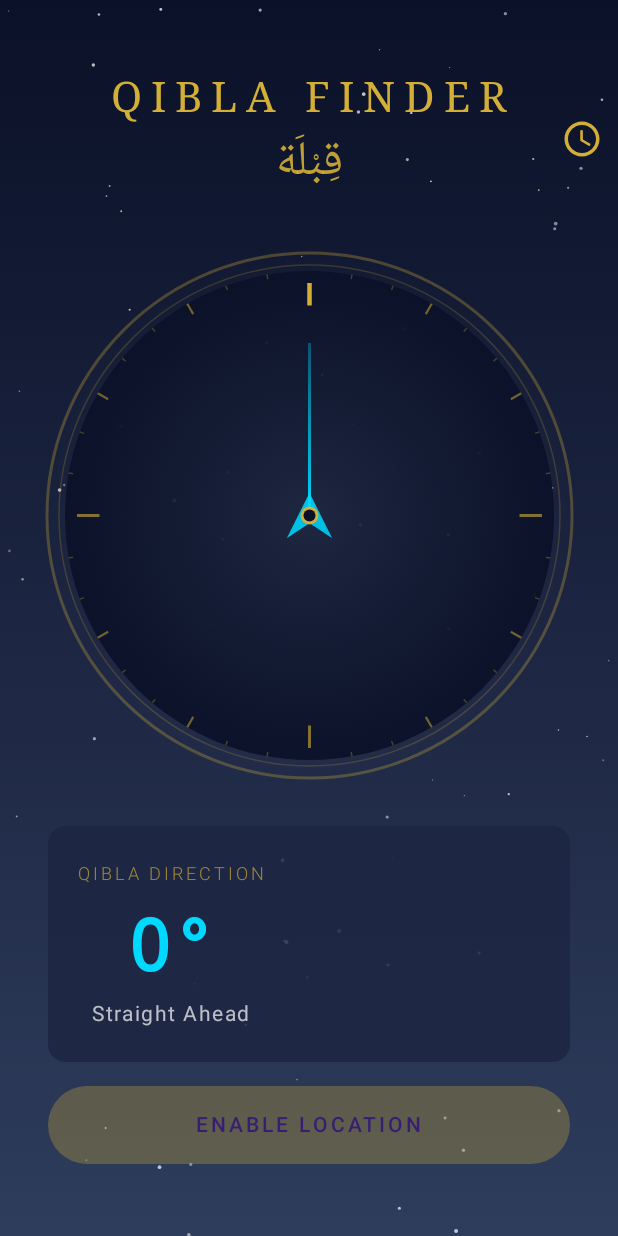
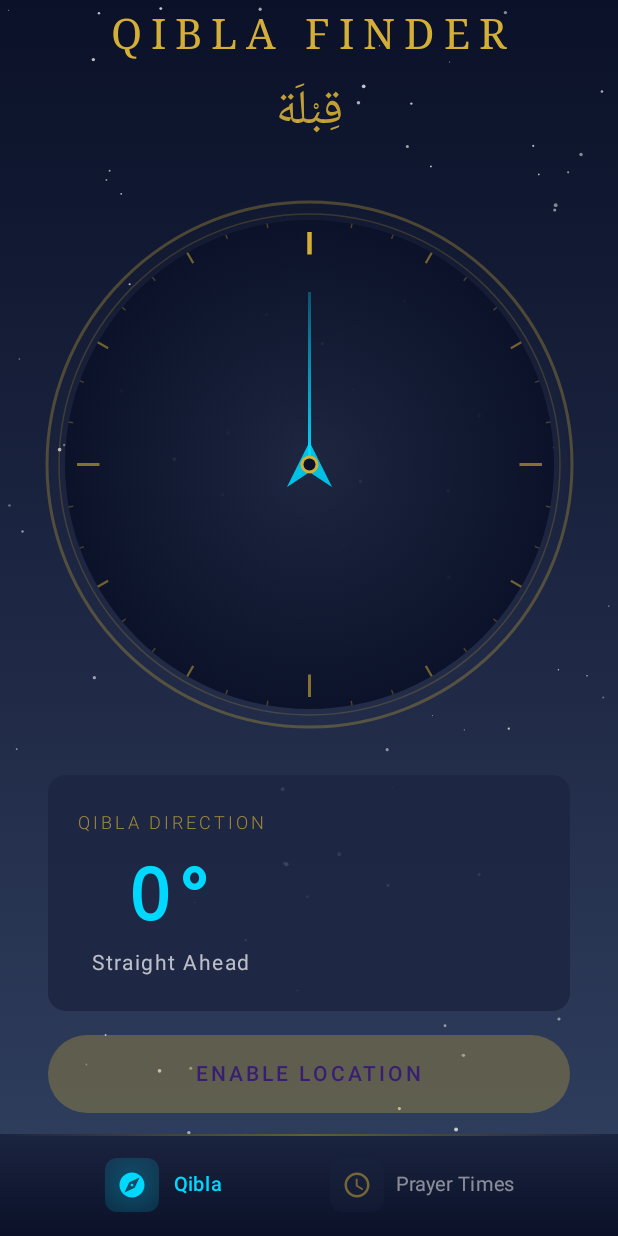
Before and after one commit to taslimmuhammed/qibla_finder, an Android app built with Jetpack Compose: the screen it shows after launch (MainActivity), on a phone screen of 412 x 824 dp. Run offline under Robolectric (Android 15) with nearby library versions, the phone set to English and light mode, and no system bars.

Commit message:
na bar added

```diff
--- a/app/build.gradle.kts
+++ b/app/build.gradle.kts
@@ -74,6 +74,7 @@ dependencies {
 
     // Navigation
     implementation("androidx.navigation:navigation-compose:2.7.6")
+    implementation(libs.androidx.compose.foundation)
 
     // Testing
     testImplementation("junit:junit:4.13.2")
--- a/app/src/main/java/com/example/qiblafinder/MainActivity.kt
+++ b/app/src/main/java/com/example/qiblafinder/MainActivity.kt
@@ -17,9 +17,12 @@ import androidx.activity.result.contract.ActivityResultContracts
 import androidx.compose.animation.core.*
 import androidx.compose.foundation.Canvas
 import androidx.compose.foundation.background
+import androidx.compose.foundation.clickable
 import androidx.compose.foundation.gestures.detectTapGestures
+import androidx.compose.foundation.interaction.MutableInteractionSource
 import androidx.compose.foundation.layout.*
 import androidx.compose.material.icons.Icons
+import androidx.compose.material.icons.filled.Explore
 import androidx.compose.material.icons.filled.Schedule
 import androidx.compose.material3.*
 import androidx.compose.runtime.*
@@ -44,6 +47,7 @@ import androidx.core.app.ActivityCompat
 import androidx.navigation.NavHostController
 import androidx.navigation.compose.NavHost
 import androidx.navigation.compose.composable
+import androidx.navigation.compose.currentBackStackEntryAsState
 import androidx.navigation.compose.rememberNavController
 import com.google.android.gms.location.FusedLocationProviderClient
 import com.google.android.gms.location.LocationServices
@@ -112,30 +116,16 @@ class MainActivity : ComponentActivity(), SensorEventListener {
                     modifier = Modifier.fillMaxSize(),
                     color = MaterialTheme.colorScheme.background
                 ) {
-                    NavHost(
+                    QiblaFinderApp(
                         navController = navController,
-                        startDestination = "compass"
-                    ) {
-                        composable("compass") {
-                            QiblaCompassScreen(
                         azimuth = currentAzimuth,
                         qiblaDirection = qiblaDirection,
                         location = userLocation,
                         locationAccuracy = locationAccuracy,
                         showCalibration = showCalibrationOverlay,
                         onDismissCalibration = { showCalibrationOverlay = false },
-                                onRequestLocation = { checkLocationPermission() },
-                                onNavigateToPrayerTimes = { navController.navigate("prayerTimes") }
+                        onRequestLocation = { checkLocationPermission() }
                     )
-                        }
-
-                        composable("prayerTimes") {
-                            PrayerTimesScreen(
-                                location = userLocation,
-                                onBack = { navController.popBackStack() }
-                            )
-                        }
-                    }
                 }
             }
         }
@@ -319,8 +309,7 @@ fun QiblaCompassScreen(
     locationAccuracy: Float,
     showCalibration: Boolean,
     onDismissCalibration: () -> Unit,
-    onRequestLocation: () -> Unit,
-    onNavigateToPrayerTimes: () -> Unit
+    onRequestLocation: () -> Unit
 ) {
     val configuration = LocalConfiguration.current
     val screenWidth = configuration.screenWidthDp.dp
@@ -383,23 +372,13 @@ fun QiblaCompassScreen(
 
         Column(
             horizontalAlignment = Alignment.CenterHorizontally,
-            verticalArrangement = Arrangement.spacedBy(32.dp)
+            verticalArrangement = Arrangement.spacedBy(32.dp),
+            modifier = Modifier.padding(bottom = 8.dp)
         ) {
             // Title
             Column(
                 horizontalAlignment = Alignment.CenterHorizontally,
                 verticalArrangement = Arrangement.spacedBy(8.dp)
-            ) {
-                Row(
-                    modifier = Modifier.fillMaxWidth(),
-                    horizontalArrangement = Arrangement.SpaceBetween,
-                    verticalAlignment = Alignment.CenterVertically
-                ) {
-                    Spacer(modifier = Modifier.width(48.dp))
-
-                    Column(
-                        horizontalAlignment = Alignment.CenterHorizontally,
-                        modifier = Modifier.weight(1f)
             ) {
                 Text(
                     text = "QIBLA FINDER",
@@ -417,21 +396,6 @@ fun QiblaCompassScreen(
                     color = Color(0xFFD4AF37).copy(alpha = 0.9f),
                     fontFamily = FontFamily.Serif
                 )
-                    }
-
-                    // Prayer Times Button
-                    IconButton(
-                        onClick = onNavigateToPrayerTimes,
-                        modifier = Modifier.size(48.dp)
-                    ) {
-                        Icon(
-                            imageVector = Icons.Default.Schedule,
-                            contentDescription = "Prayer Times",
-                            tint = Color(0xFFD4AF37),
-                            modifier = Modifier.size(28.dp)
-                        )
-                    }
-                }
             }
 
             // Compass
@@ -905,3 +869,208 @@ fun CalibrationStep(number: String, text: String) {
         Text(text = text, fontSize = 14.sp, color = Color.White.copy(alpha = 0.9f), lineHeight = 20.sp, modifier = Modifier.weight(1f))
     }
 }
+
+// App Container with Bottom Navigation
+@Composable
+fun QiblaFinderApp(
+    navController: NavHostController,
+    azimuth: Float,
+    qiblaDirection: Float,
+    location: Location?,
+    locationAccuracy: Float,
+    showCalibration: Boolean,
+    onDismissCalibration: () -> Unit,
+    onRequestLocation: () -> Unit
+) {
+    val navBackStackEntry by navController.currentBackStackEntryAsState()
+    val currentRoute = navBackStackEntry?.destination?.route ?: "compass"
+
+    Scaffold(
+        containerColor = Color.Transparent,
+        bottomBar = {
+            BottomNavigationBar(
+                currentRoute = currentRoute,
+                onNavigate = { route ->
+                    navController.navigate(route) {
+                        popUpTo(navController.graph.startDestinationId) {
+                            saveState = true
+                        }
+                        launchSingleTop = true
+                        restoreState = true
+                    }
+                }
+            )
+        }
+    ) { paddingValues ->
+        NavHost(
+            navController = navController,
+            startDestination = "compass",
+            modifier = Modifier.padding(paddingValues)
+        ) {
+            composable("compass") {
+                QiblaCompassScreen(
+                    azimuth = azimuth,
+                    qiblaDirection = qiblaDirection,
+                    location = location,
+                    locationAccuracy = locationAccuracy,
+                    showCalibration = showCalibration,
+                    onDismissCalibration = onDismissCalibration,
+                    onRequestLocation = onRequestLocation
+                )
+            }
+
+            composable("prayerTimes") {
+                PrayerTimesScreen(
+                    location = location,
+                    onBack = { navController.navigate("compass") }
+                )
+            }
+        }
+    }
+}
+
+@Composable
+fun BottomNavigationBar(
+    currentRoute: String,
+    onNavigate: (String) -> Unit
+) {
+    // Gradient background matching the app theme
+    Box(
+        modifier = Modifier
+            .fillMaxWidth()
+            .background(
+                Brush.verticalGradient(
+                    colors = listOf(
+                        Color(0xFF1C2541).copy(alpha = 0.95f),
+                        Color(0xFF0A1128).copy(alpha = 0.98f)
+                    )
+                )
+            )
+    ) {
+        // Top border glow
+        Canvas(
+            modifier = Modifier
+                .fillMaxWidth()
+                .height(1.dp)
+        ) {
+            drawRect(
+                brush = Brush.horizontalGradient(
+                    colors = listOf(
+                        Color.Transparent,
+                        Color(0xFFD4AF37).copy(alpha = 0.4f),
+                        Color.Transparent
+                    )
+                )
+            )
+        }
+
+        Row(
+            modifier = Modifier
+                .fillMaxWidth()
+                .padding(vertical = 8.dp, horizontal = 32.dp),
+            horizontalArrangement = Arrangement.SpaceAround,
+            verticalAlignment = Alignment.CenterVertically
+        ) {
+            // Compass Tab
+            NavigationItem(
+                icon = Icons.Default.Explore,
+                label = "Qibla",
+                isSelected = currentRoute == "compass",
+                onClick = { onNavigate("compass") }
+            )
+
+            // Prayer Times Tab
+            NavigationItem(
+                icon = Icons.Default.Schedule,
+                label = "Prayer Times",
+                isSelected = currentRoute == "prayerTimes",
+                onClick = { onNavigate("prayerTimes") }
+            )
+        }
+    }
+}
+
+@Composable
+fun NavigationItem(
+    icon: androidx.compose.ui.graphics.vector.ImageVector,
+    label: String,
+    isSelected: Boolean,
+    onClick: () -> Unit
+) {
+    val infiniteTransition = rememberInfiniteTransition(label = "navGlow")
+    val glowAlpha = infiniteTransition.animateFloat(
+        initialValue = 0.3f,
+        targetValue = 0.6f,
+        animationSpec = infiniteRepeatable(
+            animation = tween(2000, easing = EaseInOut),
+            repeatMode = RepeatMode.Reverse
+        ),
+        label = "glow"
+    )
+
+    val iconColor = if (isSelected) Color(0xFF00D9FF) else Color(0xFFD4AF37).copy(alpha = 0.5f)
+    val labelColor = if (isSelected) Color(0xFF00D9FF) else Color.White.copy(alpha = 0.5f)
+
+    Row(
+        verticalAlignment = Alignment.CenterVertically,
+        horizontalArrangement = Arrangement.Center,
+        modifier = Modifier
+            .clickable(
+                onClick = onClick,
+                indication = null,
+                interactionSource = remember { MutableInteractionSource() }
+            )
+            .padding(horizontal = 12.dp, vertical = 6.dp)
+    ) {
+        Box(
+            contentAlignment = Alignment.Center
+        ) {
+            // Glow effect for selected item
+            if (isSelected) {
+                Canvas(modifier = Modifier.size(40.dp)) {
+                    drawCircle(
+                        brush = Brush.radialGradient(
+                            colors = listOf(
+                                Color(0xFF00D9FF).copy(alpha = glowAlpha.value * 0.3f),
+                                Color.Transparent
+                            )
+                        )
+                    )
+                }
+            }
+
+            // Icon background
+            Box(
+                modifier = Modifier
+                    .size(36.dp)
+                    .background(
+                        color = if (isSelected) {
+                            Color(0xFF00D9FF).copy(alpha = 0.15f)
+                        } else {
+                            Color(0xFF1C2541).copy(alpha = 0.3f)
+                        },
+                        shape = MaterialTheme.shapes.small
+                    ),
+                contentAlignment = Alignment.Center
+            ) {
+                Icon(
+                    imageVector = icon,
+                    contentDescription = label,
+                    tint = iconColor,
+                    modifier = Modifier.size(20.dp)
+                )
+            }
+        }
+
+        Spacer(modifier = Modifier.width(8.dp))
+
+        // Label
+        Text(
+            text = label,
+            fontSize = 13.sp,
+            fontWeight = if (isSelected) FontWeight.SemiBold else FontWeight.Normal,
+            color = labelColor,
+            letterSpacing = 0.5.sp
+        )
+    }
+}
--- a/app/src/main/java/com/example/qiblafinder/Prayertimesscreen.kt
+++ b/app/src/main/java/com/example/qiblafinder/Prayertimesscreen.kt
@@ -94,15 +94,12 @@ fun PrayerTimesScreen(
                 horizontalArrangement = Arrangement.SpaceBetween,
                 verticalAlignment = Alignment.CenterVertically
             ) {
-                IconButton(onClick = onBack) {
-                    Icon(
-                        imageVector = Icons.Default.ArrowBack,
-                        contentDescription = "Back",
-                        tint = Color(0xFFD4AF37)
-                    )
-                }
+                Spacer(modifier = Modifier.width(48.dp))
 
-                Column(horizontalAlignment = Alignment.CenterHorizontally) {
+                Column(
+                    horizontalAlignment = Alignment.CenterHorizontally,
+                    modifier = Modifier.weight(1f)
+                ) {
                     Text(
                         text = "PRAYER TIMES",
                         fontSize = 24.sp,
--- a/gradle/libs.versions.toml
+++ b/gradle/libs.versions.toml
@@ -8,6 +8,7 @@ espressoCore = "3.7.0"
 lifecycleRuntimeKtx = "2.10.0"
 activityCompose = "1.12.3"
 composeBom = "2024.09.00"
+foundation = "1.10.2"
 
 [libraries]
 androidx-core-ktx = { group = "androidx.core", name = "core-ktx", version.ref = "coreKtx" }
@@ -24,6 +25,7 @@ androidx-compose-ui-tooling-preview = { group = "androidx.compose.ui", name = "u
 androidx-compose-ui-test-manifest = { group = "androidx.compose.ui", name = "ui-test-manifest" }
 androidx-compose-ui-test-junit4 = { group = "androidx.compose.ui", name = "ui-test-junit4" }
 androidx-compose-material3 = { group = "androidx.compose.material3", name = "material3" }
+androidx-compose-foundation = { group = "androidx.compose.foundation", name = "foundation", version.ref = "foundation" }
 
 [plugins]
 android-application = { id = "com.android.application", version.ref = "agp" }
```
Lines whose indentation alone changed are shown as unchanged.
